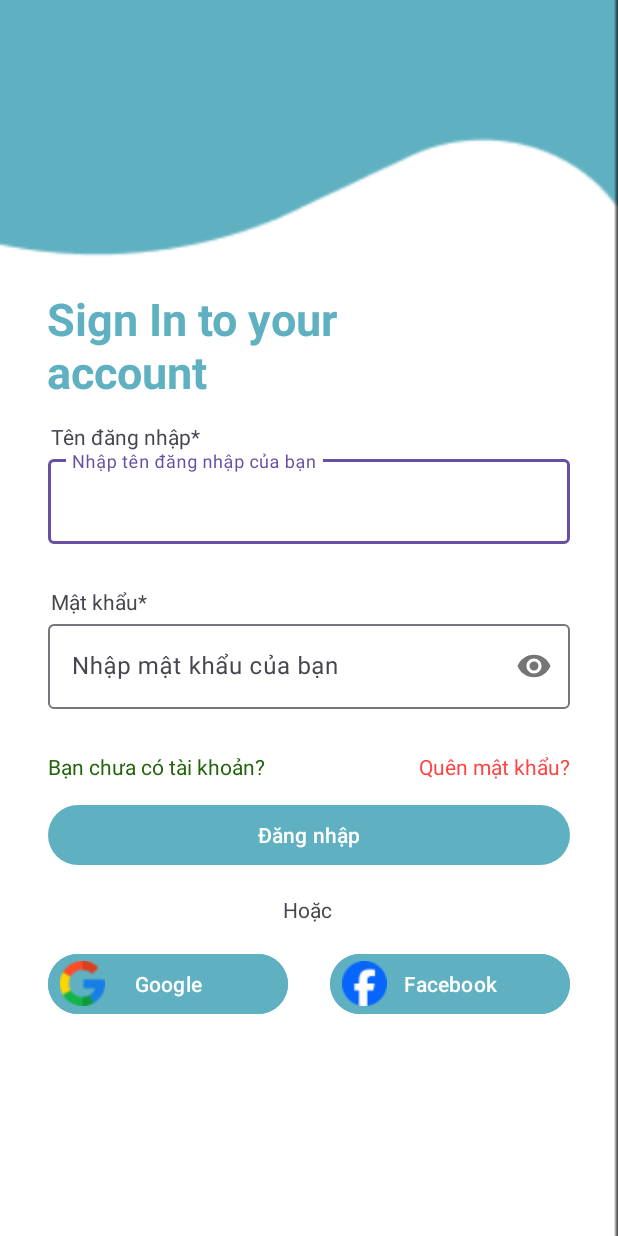
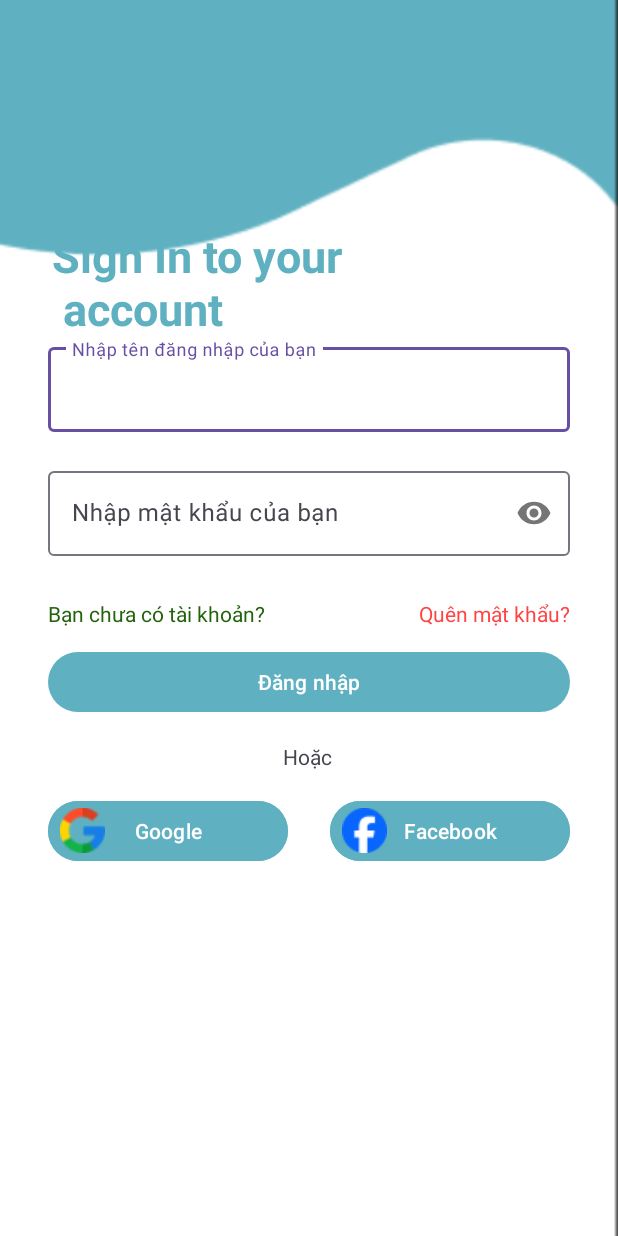
Before and after one commit to NgoThiNguyetHa/DATN_PhoneHouse, an Android app: the screen it shows after launch (LoginScreen), on a phone screen of 412 x 824 dp. Run offline under Robolectric (Android 15) with nearby library versions, the phone set to English and light mode, and no system bars; 1 statement that could not run was skipped.

Commit message:
Fix Login

```diff
--- a/AppKhachHang/app/src/main/res/layout/activity_login_screen.xml
+++ b/AppKhachHang/app/src/main/res/layout/activity_login_screen.xml
@@ -9,30 +9,19 @@
 
     <TextView
         android:id="@+id/textView"
-        android:layout_width="251dp"
-        android:layout_height="77dp"
-        android:layout_marginTop="192dp"
+        android:layout_width="wrap_content"
+        android:layout_height="wrap_content"
+        android:layout_marginTop="150dp"
         android:shadowColor="#5FB1C1"
-        android:text="Sign In to your account"
+        android:text="Sign In to your\n account"
         android:textColor="#5FB1C1"
+        android:textColorHint="#e1e1e1"
         android:textSize="30dp"
         android:textStyle="bold"
-        android:textColorHint="#e1e1e1"
         app:layout_constraintEnd_toEndOf="parent"
-        app:layout_constraintHorizontal_bias="0.193"
+        app:layout_constraintHorizontal_bias="0.158"
         app:layout_constraintStart_toStartOf="parent"
         app:layout_constraintTop_toTopOf="parent" />
-
-    <TextView
-        android:id="@+id/textView3"
-        android:layout_width="wrap_content"
-        android:layout_height="wrap_content"
-        android:layout_marginTop="12dp"
-        android:text="Tên đăng nhập*"
-        app:layout_constraintEnd_toEndOf="parent"
-        app:layout_constraintHorizontal_bias="0.109"
-        app:layout_constraintStart_toStartOf="parent"
-        app:layout_constraintTop_toBottomOf="@+id/textView" />
 
     <com.google.android.material.textfield.TextInputLayout
         android:id="@+id/textField"
@@ -41,10 +30,10 @@
         android:layout_marginStart="32dp"
         android:layout_marginEnd="32dp"
         android:hint="Nhập tên đăng nhập của bạn"
+        app:errorEnabled="true"
         app:layout_constraintEnd_toEndOf="parent"
-        app:errorEnabled="true"
         app:layout_constraintStart_toStartOf="parent"
-        app:layout_constraintTop_toBottomOf="@+id/textView3">
+        app:layout_constraintTop_toBottomOf="@+id/textView">
 
         <com.google.android.material.textfield.TextInputEditText
             android:id="@+id/edEmail"
@@ -55,28 +44,17 @@
 
     </com.google.android.material.textfield.TextInputLayout>
 
-    <TextView
-        android:id="@+id/tvPassword"
-        android:layout_width="wrap_content"
-        android:layout_height="wrap_content"
-        android:layout_marginTop="8dp"
-        android:text="Mật khẩu*"
-        app:layout_constraintEnd_toEndOf="parent"
-        app:layout_constraintHorizontal_bias="0.097"
-        app:layout_constraintStart_toStartOf="parent"
-        app:layout_constraintTop_toBottomOf="@+id/textField" />
-
     <com.google.android.material.textfield.TextInputLayout
         android:id="@+id/textField1"
         android:layout_width="match_parent"
         android:layout_height="wrap_content"
-        app:errorEnabled="true"
         android:layout_marginStart="32dp"
         android:layout_marginEnd="32dp"
         android:hint="Nhập mật khẩu của bạn"
+        app:errorEnabled="true"
         app:layout_constraintEnd_toEndOf="parent"
         app:layout_constraintStart_toStartOf="parent"
-        app:layout_constraintTop_toBottomOf="@+id/tvPassword"
+        app:layout_constraintTop_toBottomOf="@+id/textField"
         app:passwordToggleEnabled="true">
 
         <com.google.android.material.textfield.TextInputEditText
```
